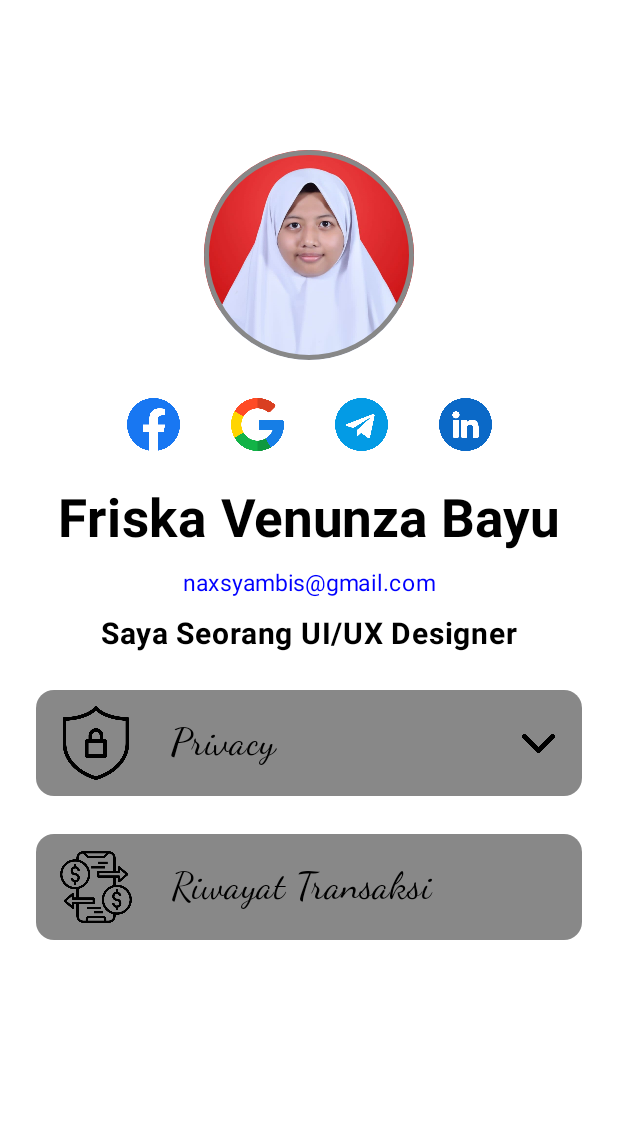
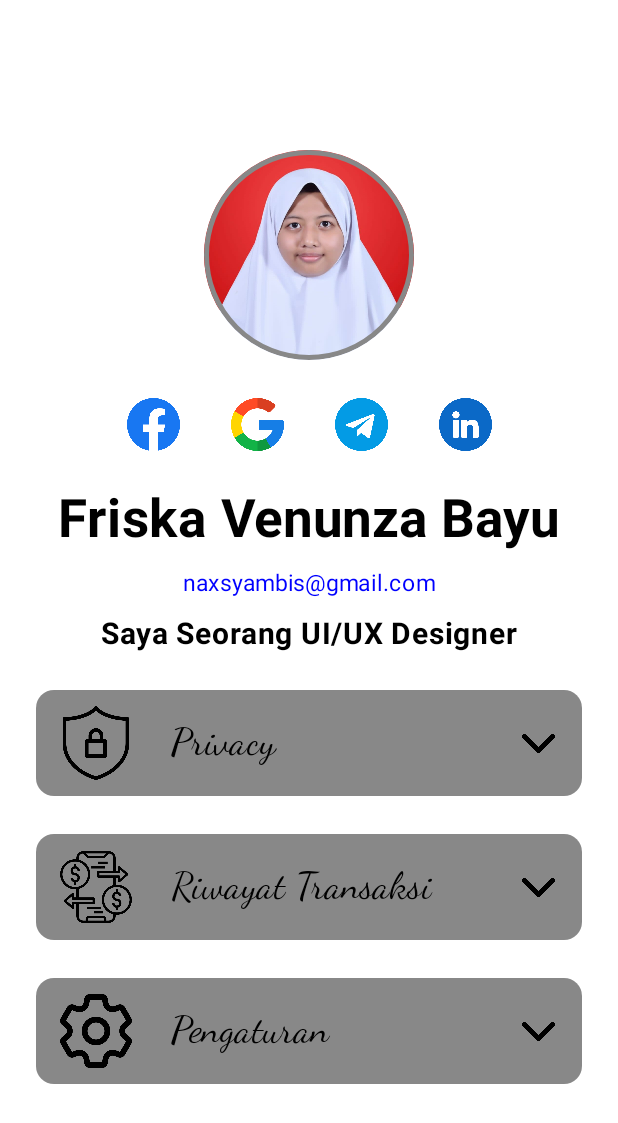
Before and after one commit to naxsyambis/QuestAdvanceLayout_163, an Android app built with Jetpack Compose: the screen it shows after launch (MainActivity), on a phone screen of 412 x 824 dp. Shown: the top 1123 px of the screen. Run offline under Robolectric (Android 15) with nearby library versions, the phone set to English and light mode, and no system bars.

Commit message:
Membuat card pengaturan menambahkan setting ke drawable dan pengaturan di string

```diff
--- a/app/src/main/java/com/example/questadvancelayout_163/Profil.kt
+++ b/app/src/main/java/com/example/questadvancelayout_163/Profil.kt
@@ -196,7 +196,7 @@ fun Profil(modifier: Modifier = Modifier) {
                         )
                     }
 
-                    val iconDropdown = painterResource(id = R.drawable.dropdown),
+                    val iconDropdown = painterResource(id = R.drawable.dropdown)
                     Image(
                         painter = iconDropdown,
                         contentDescription = "Dropdown icon",
@@ -208,6 +208,52 @@ fun Profil(modifier: Modifier = Modifier) {
             }
 
             Spacer(modifier = Modifier.height(25.dp))
+
+            Card(
+                modifier = Modifier
+                    .fillMaxWidth()
+                    .padding(horizontal = 24.dp),
+                colors = CardDefaults.cardColors(containerColor = Color.Gray)
+            ){
+                Row(
+                    modifier = Modifier
+                        .fillMaxWidth()
+                        .padding(horizontal = 10.dp, vertical = 5.dp),
+                    verticalAlignment = Alignment.CenterVertically,
+                    horizontalArrangement = Arrangement.SpaceBetween
+                ){
+                    Row(
+                        verticalAlignment = Alignment.CenterVertically
+                    ){
+                        val gambar = painterResource(id = R.drawable.setting)
+                        Image(
+                            painter = gambar,
+                            contentDescription = null,
+                            modifier = Modifier
+                                .size(60.dp)
+                                .padding(all = 5.dp)
+                        )
+
+                        Spacer(modifier = Modifier.width(20.dp))
+
+                        Text(
+                            text = stringResource(id = R.string.pengaturan),
+                            fontSize = 25.sp,
+                            fontFamily = FontFamily.Cursive,
+                            color = Color.Black
+                        )
+                    }
+
+                    val iconDropdown = painterResource(id = R.drawable.dropdown)
+                    Image(
+                        painter = iconDropdown,
+                        contentDescription = "Dropdown Icon",
+                        modifier = Modifier
+                            .size(30.dp)
+                            .padding(end = 8.dp)
+                    )
+                }
+            }
         }
     }
 }
--- a/app/src/main/res/values/strings.xml
+++ b/app/src/main/res/values/strings.xml
@@ -9,4 +9,5 @@
     <string name="pekerjaan">Saya Seorang UI/UX Designer</string>
     <string name="privacy">Privacy</string>
     <string name="riwayat">Riwayat Transaksi</string>
+    <string name="pengaturan">Pengaturan</string>
 </resources>
```
Also changed, not shown: app/src/main/res/drawable/setting.png (added).
